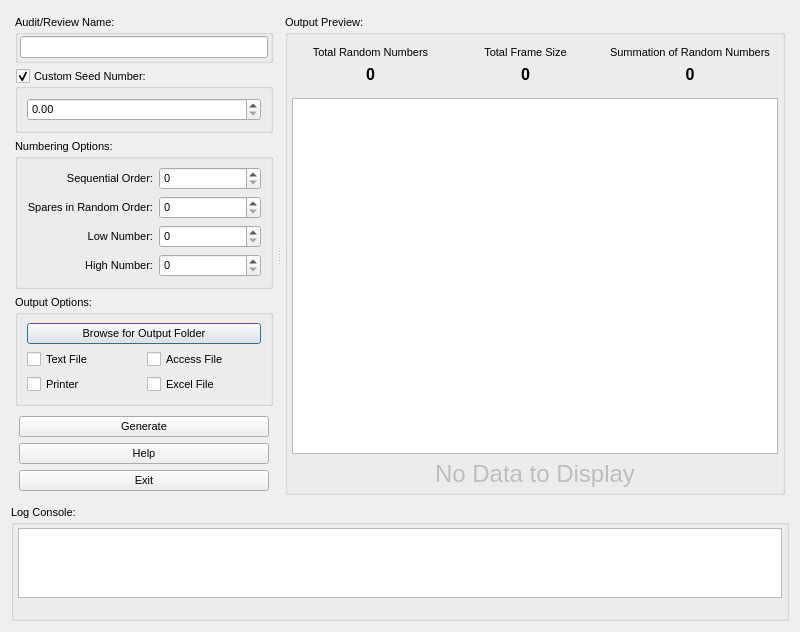
The window that products/RAT-STATS/rstats_modules/SingleStageRandomNumbers/src/UISSRN.ui (cbtek/RStats2017) describes before a commit, drawn with Qt 5.
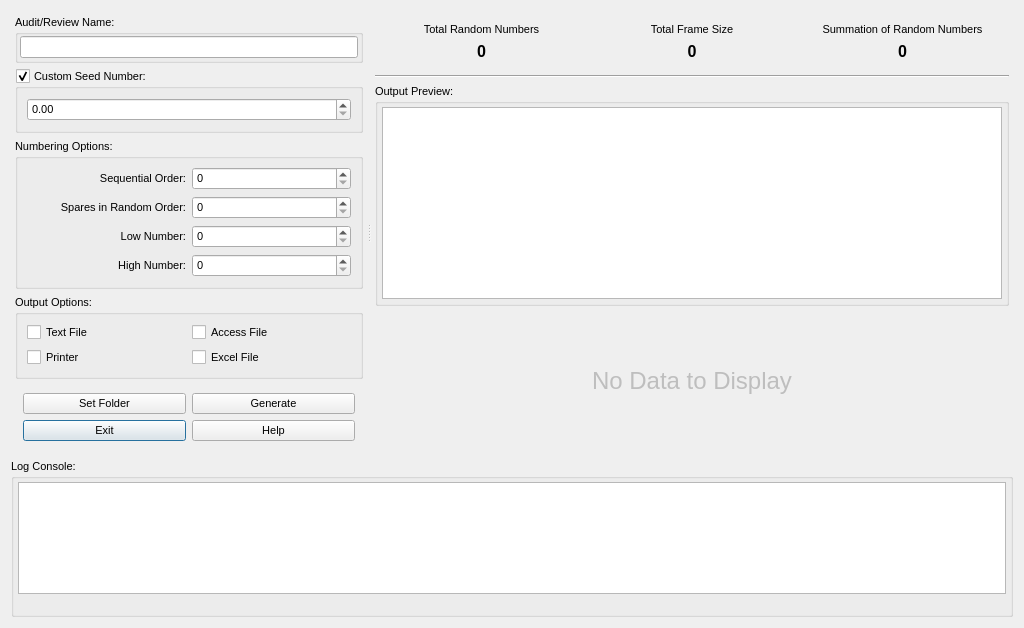
The same window after the commit.

```diff
--- a/products/RAT-STATS/rstats_modules/SingleStageRandomNumbers/src/UISSRN.ui
+++ b/products/RAT-STATS/rstats_modules/SingleStageRandomNumbers/src/UISSRN.ui
@@ -6,8 +6,8 @@
    <rect>
     <x>0</x>
     <y>0</y>
-    <width>800</width>
-    <height>600</height>
+    <width>1024</width>
+    <height>628</height>
    </rect>
   </property>
   <property name="font">
@@ -127,22 +127,30 @@
            </widget>
           </item>
           <item row="2" column="1">
-           <widget class="QSpinBox" name="m_spnLowNumber"/>
+           <widget class="QSpinBox" name="m_spnLowNumber">
+            <property name="maximum">
+             <number>100000</number>
+            </property>
+           </widget>
           </item>
           <item row="3" column="1">
-           <widget class="QSpinBox" name="m_spnHighNumber"/>
+           <widget class="QSpinBox" name="m_spnHighNumber">
+            <property name="maximum">
+             <number>100000</number>
+            </property>
+           </widget>
           </item>
           <item row="1" column="1">
            <widget class="QSpinBox" name="m_spnSpares">
             <property name="maximum">
-             <number>10000</number>
+             <number>100000</number>
             </property>
            </widget>
           </item>
           <item row="0" column="1">
            <widget class="QSpinBox" name="m_spnOrder">
             <property name="maximum">
-             <number>10000</number>
+             <number>100000</number>
             </property>
            </widget>
           </item>
@@ -160,13 +168,6 @@
           <string>Output Options:</string>
          </property>
          <layout class="QVBoxLayout" name="verticalLayout_2">
-          <item>
-           <widget class="QPushButton" name="m_btnBrowse">
-            <property name="text">
-             <string>Browse for Output Folder</string>
-            </property>
-           </widget>
-          </item>
           <item>
            <layout class="QGridLayout" name="gridLayout_3">
             <item row="0" column="0">
@@ -218,44 +219,20 @@
            <number>4</number>
           </property>
           <item>
-           <widget class="QPushButton" name="m_btnGenerate">
-            <property name="sizePolicy">
-             <sizepolicy hsizetype="Expanding" vsizetype="Fixed">
-              <horstretch>0</horstretch>
-              <verstretch>0</verstretch>
-             </sizepolicy>
+           <layout class="QGridLayout" name="gridLayout_4">
+            <property name="leftMargin">
+             <number>4</number>
             </property>
-            <property name="text">
-             <string>Generate</string>
+            <property name="topMargin">
+             <number>4</number>
             </property>
-            <property name="iconSize">
-             <size>
-              <width>32</width>
-              <height>32</height>
-             </size>
+            <property name="rightMargin">
+             <number>4</number>
             </property>
-           </widget>
-          </item>
-          <item>
-           <widget class="QPushButton" name="m_btnHelp">
-            <property name="sizePolicy">
-             <sizepolicy hsizetype="Expanding" vsizetype="Fixed">
-              <horstretch>0</horstretch>
-              <verstretch>0</verstretch>
-             </sizepolicy>
+            <property name="bottomMargin">
+             <number>4</number>
             </property>
-            <property name="text">
-             <string>Help</string>
-            </property>
-            <property name="iconSize">
-             <size>
-              <width>32</width>
-              <height>32</height>
-             </size>
-            </property>
-           </widget>
-          </item>
-          <item>
+            <item row="1" column="0">
            <widget class="QPushButton" name="m_btnExit">
             <property name="sizePolicy">
              <sizepolicy hsizetype="Expanding" vsizetype="Fixed">
@@ -274,6 +251,53 @@
             </property>
            </widget>
           </item>
+            <item row="1" column="1">
+             <widget class="QPushButton" name="m_btnHelp">
+              <property name="sizePolicy">
+               <sizepolicy hsizetype="Expanding" vsizetype="Fixed">
+                <horstretch>0</horstretch>
+                <verstretch>0</verstretch>
+               </sizepolicy>
+              </property>
+              <property name="text">
+               <string>Help</string>
+              </property>
+              <property name="iconSize">
+               <size>
+                <width>32</width>
+                <height>32</height>
+               </size>
+              </property>
+             </widget>
+            </item>
+            <item row="0" column="0">
+             <widget class="QPushButton" name="m_btnBrowse">
+              <property name="text">
+               <string>Set Folder</string>
+              </property>
+             </widget>
+            </item>
+            <item row="0" column="1">
+             <widget class="QPushButton" name="m_btnGenerate">
+              <property name="sizePolicy">
+               <sizepolicy hsizetype="Expanding" vsizetype="Fixed">
+                <horstretch>0</horstretch>
+                <verstretch>0</verstretch>
+               </sizepolicy>
+              </property>
+              <property name="text">
+               <string>Generate</string>
+              </property>
+              <property name="iconSize">
+               <size>
+                <width>32</width>
+                <height>32</height>
+               </size>
+              </property>
+             </widget>
+            </item>
+           </layout>
+          </item>
          </layout>
         </widget>
        </item>
@@ -294,25 +318,13 @@
         <number>4</number>
        </property>
        <item>
-        <widget class="QGroupBox" name="verticalGroupBox">
-         <property name="title">
-          <string>Output Preview:</string>
-         </property>
-         <layout class="QVBoxLayout" name="verticalLayout_6">
-          <property name="leftMargin">
-           <number>4</number>
-          </property>
-          <property name="topMargin">
-           <number>4</number>
-          </property>
-          <property name="rightMargin">
-           <number>4</number>
-          </property>
-          <property name="bottomMargin">
-           <number>4</number>
-          </property>
-          <item>
            <widget class="QFrame" name="m_frmTotals">
+         <property name="sizePolicy">
+          <sizepolicy hsizetype="Preferred" vsizetype="Fixed">
+           <horstretch>0</horstretch>
+           <verstretch>0</verstretch>
+          </sizepolicy>
+         </property>
             <layout class="QHBoxLayout" name="horizontalLayout">
              <property name="leftMargin">
               <number>4</number>
@@ -459,17 +471,51 @@
            </widget>
           </item>
           <item>
+        <widget class="Line" name="m_line">
+         <property name="orientation">
+          <enum>Qt::Horizontal</enum>
+         </property>
+        </widget>
+       </item>
+       <item>
+        <widget class="QGroupBox" name="m_grpOutput">
+         <property name="title">
+          <string>Output Preview:</string>
+         </property>
+         <layout class="QVBoxLayout" name="verticalLayout_6">
+          <property name="leftMargin">
+           <number>4</number>
+          </property>
+          <property name="topMargin">
+           <number>4</number>
+          </property>
+          <property name="rightMargin">
+           <number>4</number>
+          </property>
+          <property name="bottomMargin">
+           <number>4</number>
+          </property>
+          <item>
            <widget class="QTableWidget" name="m_tblOutput">
             <property name="enabled">
              <bool>true</bool>
             </property>
            </widget>
           </item>
+         </layout>
+        </widget>
+       </item>
           <item>
            <widget class="QLabel" name="m_lblNoData">
             <property name="enabled">
              <bool>false</bool>
             </property>
+         <property name="sizePolicy">
+          <sizepolicy hsizetype="Preferred" vsizetype="Expanding">
+           <horstretch>0</horstretch>
+           <verstretch>0</verstretch>
+          </sizepolicy>
+         </property>
             <property name="font">
              <font>
               <pointsize>18</pointsize>
@@ -485,9 +531,6 @@
           </item>
          </layout>
         </widget>
-       </item>
-      </layout>
-     </widget>
     </widget>
    </item>
    <item>
```
Left out of the diff: 29 changed lines with no effect on the pictures. Lines whose indentation alone changed are shown as unchanged.
